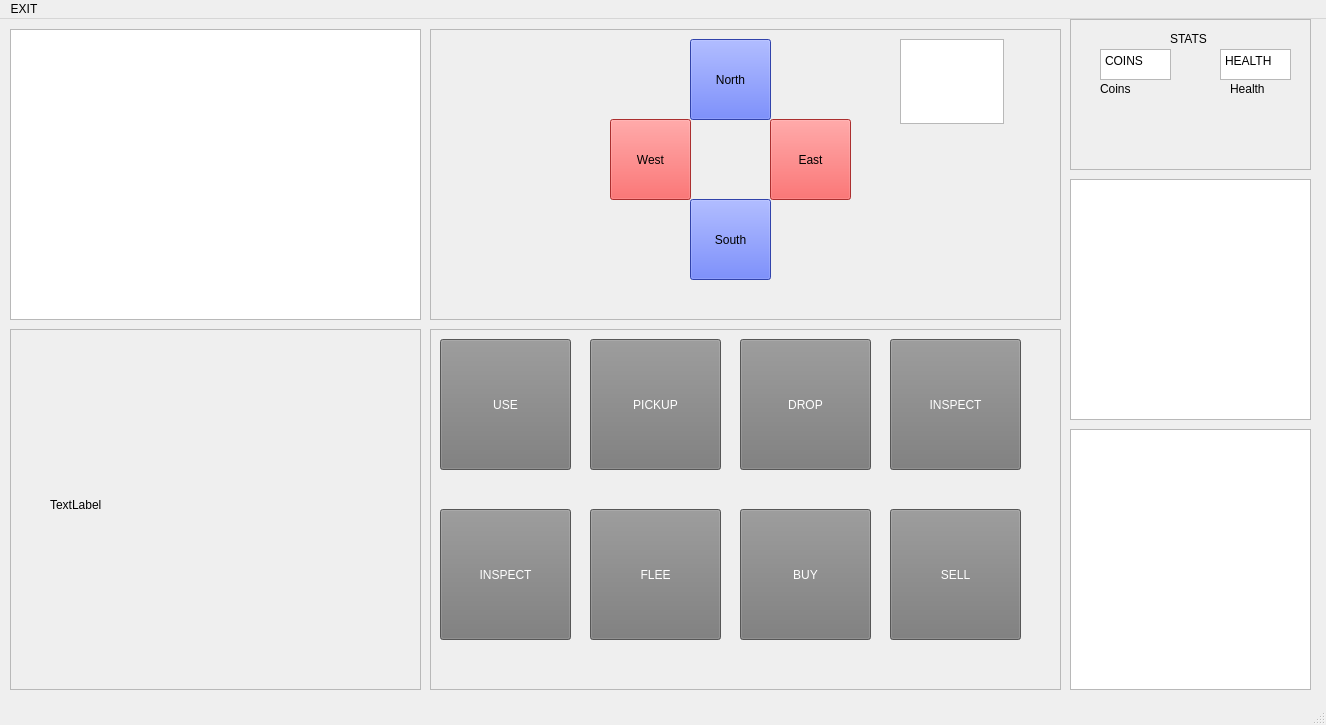
Before: the Qt Designer form CaveMan/mainwindow.ui in MrMoody098/CaveMan, drawn with Qt 5.
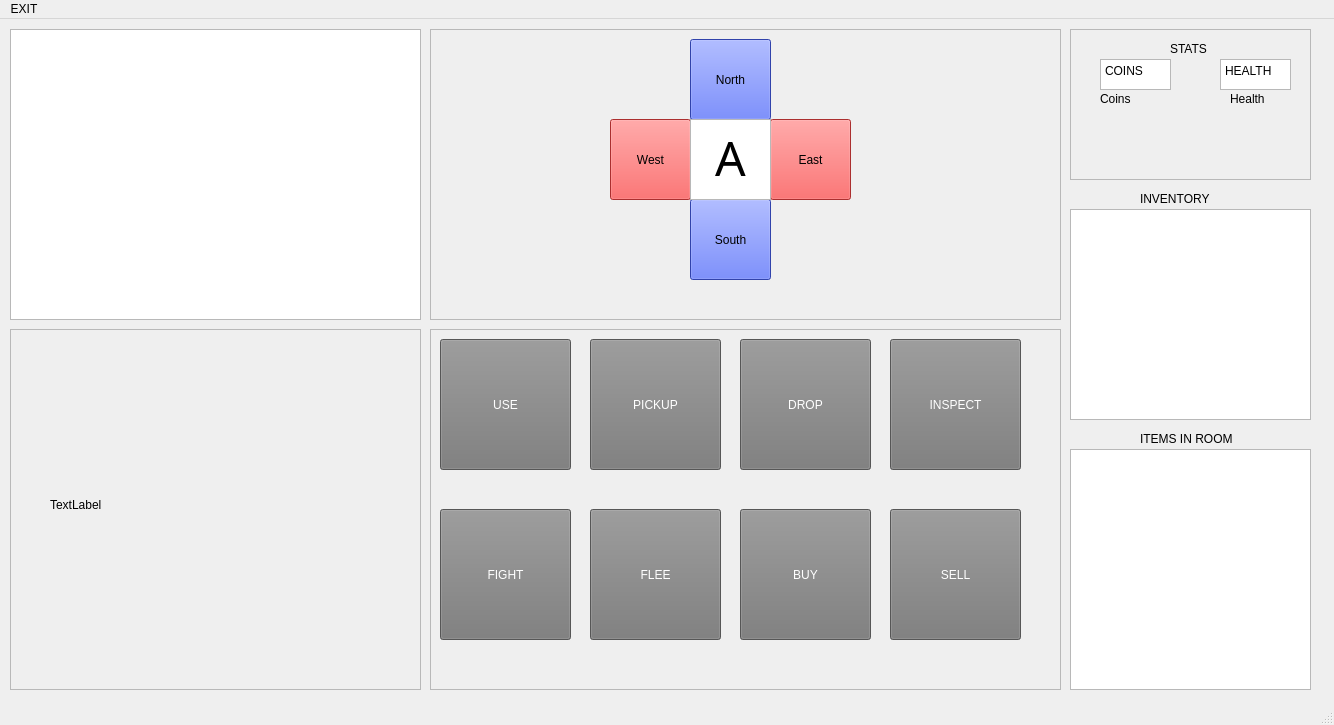
After: the same form once the commit is applied.

```diff
--- a/CaveMan/mainwindow.ui
+++ b/CaveMan/mainwindow.ui
@@ -6,7 +6,7 @@
    <rect>
     <x>0</x>
     <y>0</y>
-    <width>1326</width>
+    <width>1334</width>
     <height>725</height>
    </rect>
   </property>
@@ -49,7 +49,7 @@
     <property name="geometry">
      <rect>
       <x>1070</x>
-      <y>0</y>
+      <y>10</y>
       <width>241</width>
       <height>151</height>
      </rect>
@@ -130,9 +130,9 @@
     <property name="geometry">
      <rect>
       <x>1070</x>
-      <y>160</y>
+      <y>190</y>
       <width>241</width>
-      <height>241</height>
+      <height>211</height>
      </rect>
     </property>
     <property name="selectionMode">
@@ -172,9 +172,9 @@
     <property name="geometry">
      <rect>
       <x>1070</x>
-      <y>410</y>
+      <y>430</y>
       <width>241</width>
-      <height>261</height>
+      <height>241</height>
      </rect>
     </property>
     <property name="selectionMode">
@@ -4049,7 +4049,7 @@
       </palette>
      </property>
      <property name="text">
-      <string>INSPECT</string>
+      <string>FIGHT</string>
      </property>
     </widget>
    </widget>
@@ -5999,21 +5999,69 @@
     <widget class="QTextEdit" name="CurrentRoom">
      <property name="geometry">
       <rect>
-       <x>470</x>
-       <y>10</y>
-       <width>104</width>
-       <height>85</height>
+       <x>260</x>
+       <y>90</y>
+       <width>81</width>
+       <height>81</height>
       </rect>
      </property>
+     <property name="minimumSize">
+      <size>
+       <width>81</width>
+       <height>81</height>
+      </size>
+     </property>
+     <property name="font">
+      <font>
+       <family>Vladimir Script</family>
+       <pointsize>36</pointsize>
+      </font>
+     </property>
+     <property name="html">
+      <string>&lt;!DOCTYPE HTML PUBLIC &quot;-//W3C//DTD HTML 4.0//EN&quot; &quot;http://www.w3.org/TR/REC-html40/strict.dtd&quot;&gt;
+&lt;html&gt;&lt;head&gt;&lt;meta name=&quot;qrichtext&quot; content=&quot;1&quot; /&gt;&lt;meta charset=&quot;utf-8&quot; /&gt;&lt;style type=&quot;text/css&quot;&gt;
+p, li { white-space: pre-wrap; }
+hr { height: 1px; border-width: 0; }
+li.unchecked::marker { content: &quot;\2610&quot;; }
+li.checked::marker { content: &quot;\2612&quot;; }
+&lt;/style&gt;&lt;/head&gt;&lt;body style=&quot; font-family:'Vladimir Script'; font-size:36pt; font-weight:400; font-style:normal;&quot;&gt;
+&lt;p align=&quot;center&quot; dir='rtl' style=&quot; margin-top:0px; margin-bottom:0px; margin-left:0px; margin-right:0px; -qt-block-indent:0; text-indent:0px;&quot;&gt;&lt;span style=&quot; font-family:'Segoe UI';&quot;&gt;A&lt;/span&gt;&lt;/p&gt;&lt;/body&gt;&lt;/html&gt;</string>
+     </property>
     </widget>
    </widget>
+   <widget class="QLabel" name="label">
+    <property name="geometry">
+     <rect>
+      <x>1140</x>
+      <y>410</y>
+      <width>111</width>
+      <height>20</height>
+     </rect>
+    </property>
+    <property name="text">
+     <string>ITEMS IN ROOM</string>
+    </property>
+   </widget>
+   <widget class="QLabel" name="label_2">
+    <property name="geometry">
+     <rect>
+      <x>1140</x>
+      <y>170</y>
+      <width>111</width>
+      <height>20</height>
+     </rect>
+    </property>
+    <property name="text">
+     <string>INVENTORY</string>
+    </property>
+   </widget>
   </widget>
   <widget class="QMenuBar" name="menubar">
    <property name="geometry">
     <rect>
      <x>0</x>
      <y>0</y>
-     <width>1326</width>
+     <width>1334</width>
      <height>25</height>
     </rect>
    </property>
```
Left out of the diff: 6 changed lines with no effect on the pictures.
